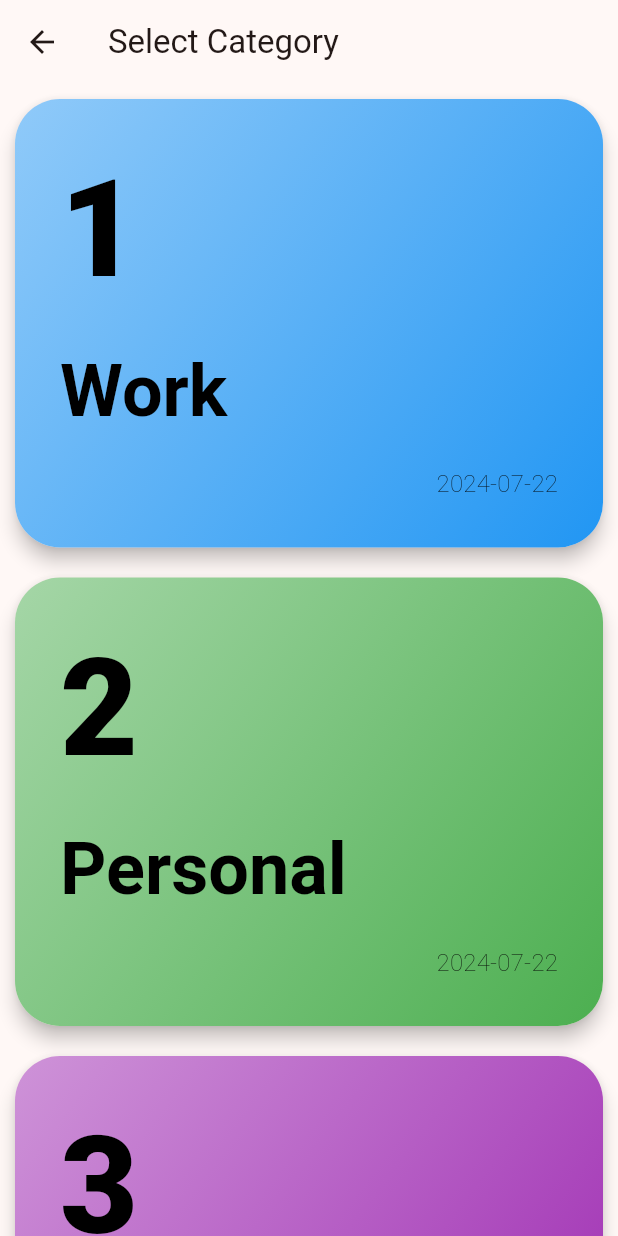
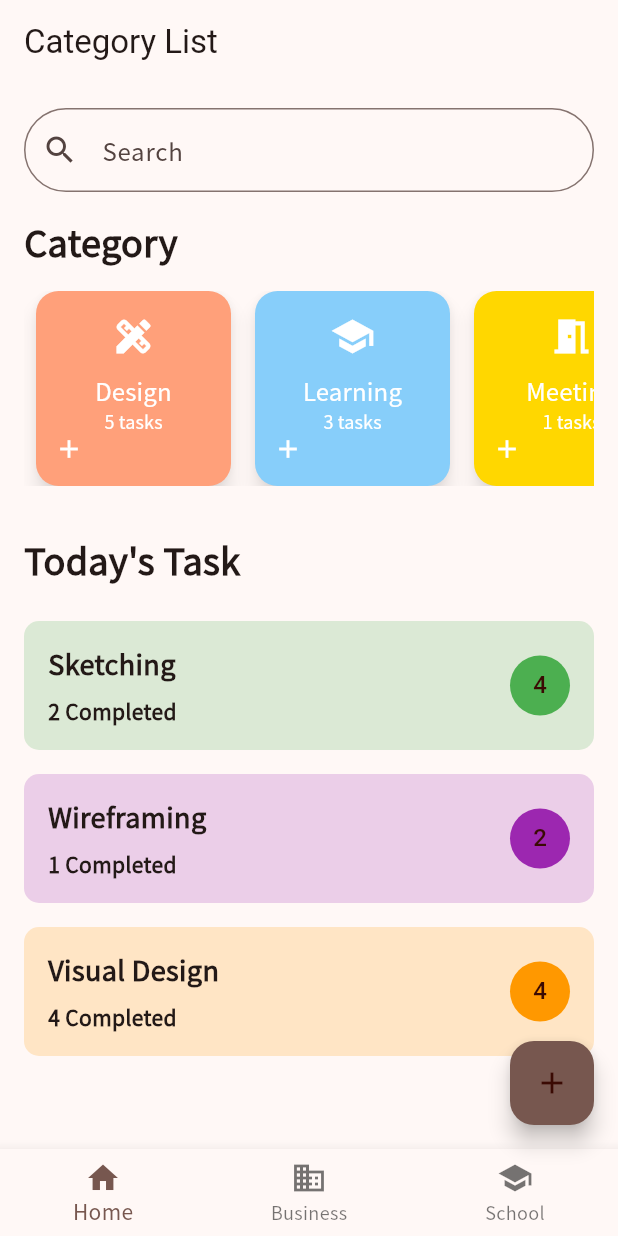
Before and after one commit to suu3/flutter_todo, a Flutter app: the CategorySelectionScreen screen opened directly, on a phone screen of 412 x 824 dp. Run offline on Flutter 3.47's test engine with Material 3 defaults, Android fonts, the phone set to English and light mode, and no system bars; our stand-ins replace equatable, flutter_dotenv, flutter_riverpod, riverpod_annotation; missing offline and left inert: supabase_auth_ui; accounts and stored records are empty; generated files the repository leaves out were written again.

Commit message:
Feat. Category selection 화면 수정

```diff
--- a/lib/main.dart
+++ b/lib/main.dart
@@ -3,7 +3,9 @@ import 'package:flutter/material.dart';
 import 'package:flutter_dotenv/flutter_dotenv.dart';
 import 'package:flutter_riverpod/flutter_riverpod.dart';
 import 'package:flutter_todo/screens/card_list_screen.dart';
+import 'package:flutter_todo/screens/category_selection_screen.dart';
 import 'package:flutter_todo/screens/todo_create_screen.dart';
+import 'package:flutter_todo/screens/todo_list_screen.dart';
 import 'package:flutter_todo/theme.dart';
 import 'package:supabase_auth_ui/supabase_auth_ui.dart';
 
@@ -41,7 +43,7 @@ class MyApp extends StatelessWidget {
     return MaterialApp(
       title: 'Flutter Demo',
       theme: brightness == Brightness.light ? theme.light() : theme.dark(),
-      home: const TodoCreateScreen(),
+      home: const CategorySelectionScreen(),
     );
   }
 }
--- a/lib/screens/category_selection_screen.dart
+++ b/lib/screens/category_selection_screen.dart
@@ -1,13 +1,47 @@
 import 'package:flutter/material.dart';
-import 'package:flutter_todo/widgets/todo_card.dart';
+import 'package:flutter_todo/widgets/category_button.dart';
 
 class CategorySelectionScreen extends StatelessWidget {
   const CategorySelectionScreen({super.key});
 
-  final List<Map<String, String>> categories = const [
-    {'title': 'Work', 'date': '2024-07-22', 'category': 'work'},
-    {'title': 'Personal', 'date': '2024-07-22', 'category': 'personal'},
-    {'title': 'Study', 'date': '2024-07-22', 'category': 'study'},
+  final List<Map<String, dynamic>> categories = const [
+    {
+      'title': 'Design',
+      'tasks': 5,
+      'category': 'design',
+      'color': '0xFFFFA07A',
+      'icon': Icons.design_services
+    },
+    {
+      'title': 'Learning',
+      'tasks': 3,
+      'category': 'learning',
+      'color': '0xFF87CEFA',
+      'icon': Icons.school
+    },
+    {
+      'title': 'Meeting',
+      'tasks': 1,
+      'category': 'meeting',
+      'color': '0xFFFFD700',
+      'icon': Icons.meeting_room
+    },
+  ];
+
+  final List<Map<String, dynamic>> todayTasks = const [
+    {'title': 'Sketching', 'completed': 2, 'total': 4, 'color': Colors.green},
+    {
+      'title': 'Wireframing',
+      'completed': 1,
+      'total': 2,
+      'color': Colors.purple
+    },
+    {
+      'title': 'Visual Design',
+      'completed': 4,
+      'total': 4,
+      'color': Colors.orange
+    },
   ];
 
   @override
@@ -15,20 +49,134 @@ class CategorySelectionScreen extends StatelessWidget {
     return Scaffold(
       appBar: AppBar(
         backgroundColor: Colors.transparent,
-        title: const Text('Select Category'),
+        title: const Text('Category List'),
       ),
-      body: ListView.builder(
-        itemCount: categories.length,
-        itemBuilder: (context, index) {
-          final category = categories[index];
-          return TodoCard(
-            index: index + 1,
-            title: category['title']!,
-            date: category['date']!,
-            category: category['category']!,
-          );
+      body: SingleChildScrollView(
+        child: Column(
+          children: [
+            Padding(
+              padding: const EdgeInsets.all(16.0),
+              child: Column(
+                crossAxisAlignment: CrossAxisAlignment.start,
+                children: [
+                  TextField(
+                    decoration: InputDecoration(
+                      prefixIcon: const Icon(Icons.search),
+                      hintText: 'Search',
+                      border: OutlineInputBorder(
+                        borderRadius: BorderRadius.circular(30.0),
+                      ),
+                    ),
+                  ),
+                  const SizedBox(height: 16),
+                  const Text(
+                    'Category',
+                    style: TextStyle(fontSize: 24, fontWeight: FontWeight.bold),
+                  ),
+                  const SizedBox(height: 16),
+                  SingleChildScrollView(
+                    scrollDirection: Axis.horizontal,
+                    child: Row(
+                      children: categories.map((category) {
+                        return _buildCategoryButton(category);
+                      }).toList(),
+                    ),
+                  ),
+                  const SizedBox(height: 32),
+                  const Text(
+                    "Today's Task",
+                    style: TextStyle(fontSize: 24, fontWeight: FontWeight.bold),
+                  ),
+                  const SizedBox(height: 16),
+                  Column(
+                    children: todayTasks.map((task) {
+                      return _buildTaskCard(task);
+                    }).toList(),
+                  ),
+                ],
+              ),
+            ),
+          ],
+        ),
+      ),
+      floatingActionButton: FloatingActionButton(
+        onPressed: () {
+          // Add your onPressed code here!
+        },
+        backgroundColor: Theme.of(context).colorScheme.secondary,
+        child: const Icon(Icons.add),
+      ),
+      bottomNavigationBar: BottomNavigationBar(
+        items: const <BottomNavigationBarItem>[
+          BottomNavigationBarItem(
+            icon: Icon(Icons.home),
+            label: 'Home',
+          ),
+          BottomNavigationBarItem(
+            icon: Icon(Icons.business),
+            label: 'Business',
+          ),
+          BottomNavigationBarItem(
+            icon: Icon(Icons.school),
+            label: 'School',
+          ),
+        ],
+        currentIndex: 0,
+        selectedItemColor: Theme.of(context).colorScheme.secondary,
+        onTap: (int index) {
+          // Handle tap events here
         },
       ),
     );
   }
+
+  Widget _buildCategoryButton(Map<String, dynamic> category) {
+    return Padding(
+      padding: const EdgeInsets.symmetric(horizontal: 8.0),
+      child: CategoryButton(
+          text: category['title'],
+          icon: category['icon'],
+          onTap: () {},
+          backgroundColor: Color(int.parse(category['color'])),
+          isSelected: false, // Adjust this value as necessary
+          tasks: category.containsKey('tasks') ? category['tasks'] : null,
+          showAddButton: true),
+    );
+  }
+
+  Widget _buildTaskCard(Map<String, dynamic> task) {
+    return Container(
+      margin: const EdgeInsets.symmetric(vertical: 8),
+      padding: const EdgeInsets.all(16),
+      decoration: BoxDecoration(
+        color: task['color'].withOpacity(0.2),
+        borderRadius: BorderRadius.circular(10),
+      ),
+      child: Row(
+        mainAxisAlignment: MainAxisAlignment.spaceBetween,
+        children: [
+          Column(
+            crossAxisAlignment: CrossAxisAlignment.start,
+            children: [
+              Text(
+                task['title'],
+                style:
+                    const TextStyle(fontSize: 18, fontWeight: FontWeight.bold),
+              ),
+              const SizedBox(height: 8),
+              Text(
+                '${task['completed']} Completed',
+                style:
+                    const TextStyle(fontSize: 14, fontWeight: FontWeight.w600),
+              ),
+            ],
+          ),
+          CircleAvatar(
+            backgroundColor: task['color'],
+            child: Text('${task['total']}'),
+          ),
+        ],
+      ),
+    );
+  }
 }
```
